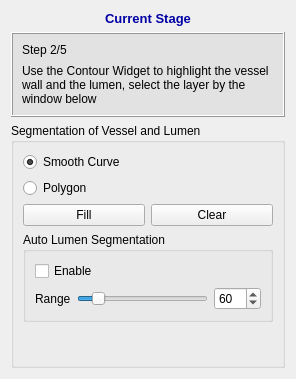
Above: codes/InteractorStyles/QInteractorStylePolygonDraw.ui from wuzhuobin/PlaqueQuant before the change. Below: the same form after it.
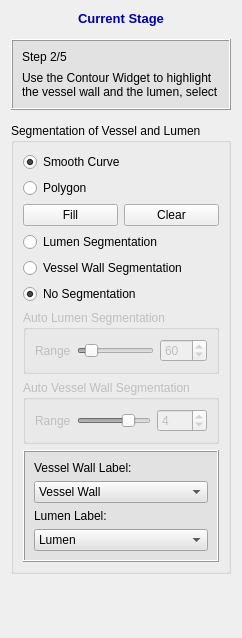
That is the form after the change. Icons and pictures are not drawn.

Commit message: tmp saving, now i am modifying the InteractorStylePolygonDraw

What changed in the file:
```diff
--- a/codes/InteractorStyles/QInteractorStylePolygonDraw.ui
+++ b/codes/InteractorStyles/QInteractorStylePolygonDraw.ui
@@ -1,21 +1,27 @@
 <?xml version="1.0" encoding="UTF-8"?>
 <ui version="4.0">
- <class>InteractorStylePolygonDraw</class>
- <widget class="QWidget" name="InteractorStylePolygonDraw">
+ <class>QInteractorStylePolygonDraw</class>
+ <widget class="QWidget" name="QInteractorStylePolygonDraw">
   <property name="geometry">
    <rect>
     <x>0</x>
     <y>0</y>
-    <width>296</width>
-    <height>379</height>
+    <width>234</width>
+    <height>638</height>
    </rect>
   </property>
   <property name="windowTitle">
-   <string>Contour</string>
+   <string>QInteractorStylePolygonDraw</string>
   </property>
-  <layout class="QVBoxLayout" name="verticalLayout">
+  <layout class="QVBoxLayout" name="verticalLayout_4">
    <item>
     <widget class="QLabel" name="label_21">
+     <property name="sizePolicy">
+      <sizepolicy hsizetype="Preferred" vsizetype="Fixed">
+       <horstretch>0</horstretch>
+       <verstretch>0</verstretch>
+      </sizepolicy>
+     </property>
      <property name="font">
       <font>
        <pointsize>10</pointsize>
@@ -33,6 +39,12 @@
    </item>
    <item>
     <widget class="QFrame" name="frame_5">
+     <property name="sizePolicy">
+      <sizepolicy hsizetype="Preferred" vsizetype="Fixed">
+       <horstretch>0</horstretch>
+       <verstretch>0</verstretch>
+      </sizepolicy>
+     </property>
      <property name="minimumSize">
       <size>
        <width>0</width>
@@ -70,6 +82,12 @@
          <layout class="QHBoxLayout" name="horizontalLayout_11">
           <item>
            <widget class="QLabel" name="label_23">
+            <property name="sizePolicy">
+             <sizepolicy hsizetype="Preferred" vsizetype="Minimum">
+              <horstretch>0</horstretch>
+              <verstretch>0</verstretch>
+             </sizepolicy>
+            </property>
             <property name="font">
              <font>
               <family>Arial</family>
@@ -86,6 +104,12 @@
       </item>
       <item>
        <widget class="QLabel" name="label_20">
+        <property name="sizePolicy">
+         <sizepolicy hsizetype="Preferred" vsizetype="Minimum">
+          <horstretch>0</horstretch>
+          <verstretch>0</verstretch>
+         </sizepolicy>
+        </property>
         <property name="text">
          <string>Use the Contour Widget to highlight the vessel wall and the lumen, select the layer by the window below</string>
         </property>
@@ -102,7 +126,7 @@
      <property name="title">
       <string>Segmentation of Vessel and Lumen</string>
      </property>
-     <layout class="QVBoxLayout" name="verticalLayout_4">
+     <layout class="QVBoxLayout" name="verticalLayout_3">
       <item>
        <widget class="QRadioButton" name="smoothCurveRadioButton">
         <property name="text">
@@ -111,6 +135,9 @@
         <property name="checked">
          <bool>true</bool>
         </property>
+        <attribute name="buttonGroup">
+         <string notr="true">buttonGroup</string>
+        </attribute>
        </widget>
       </item>
       <item>
@@ -118,6 +145,9 @@
         <property name="text">
          <string>Polygon</string>
         </property>
+        <attribute name="buttonGroup">
+         <string notr="true">buttonGroup</string>
+        </attribute>
        </widget>
       </item>
       <item>
@@ -138,19 +168,48 @@
         </item>
        </layout>
       </item>
+      <item>
+       <widget class="QRadioButton" name="radioButton">
+        <property name="text">
+         <string>Lumen Segmentation</string>
+        </property>
+        <attribute name="buttonGroup">
+         <string notr="true">buttonGroup_2</string>
+        </attribute>
+       </widget>
+      </item>
+      <item>
+       <widget class="QRadioButton" name="radioButton_2">
+        <property name="text">
+         <string>Vessel Wall Segmentation</string>
+        </property>
+        <attribute name="buttonGroup">
+         <string notr="true">buttonGroup_2</string>
+        </attribute>
+       </widget>
+      </item>
+      <item>
+       <widget class="QRadioButton" name="radioButton_3">
+        <property name="text">
+         <string>No Segmentation</string>
+        </property>
+        <property name="checked">
+         <bool>true</bool>
+        </property>
+        <attribute name="buttonGroup">
+         <string notr="true">buttonGroup_2</string>
+        </attribute>
+       </widget>
+      </item>
       <item>
        <widget class="QGroupBox" name="groupBox_6">
+        <property name="enabled">
+         <bool>false</bool>
+        </property>
         <property name="title">
          <string>Auto Lumen Segmentation </string>
         </property>
         <layout class="QVBoxLayout" name="verticalLayout_20">
-         <item>
-          <widget class="QCheckBox" name="autoLumenSegmentationCheckBox">
-           <property name="text">
-            <string>Enable</string>
-           </property>
-          </widget>
-         </item>
          <item>
           <layout class="QHBoxLayout" name="horizontalLayout_7">
            <item>
@@ -195,21 +254,193 @@
        </widget>
       </item>
       <item>
-       <spacer name="verticalSpacer_3">
-        <property name="orientation">
-         <enum>Qt::Vertical</enum>
+       <widget class="QGroupBox" name="groupBox">
+        <property name="enabled">
+         <bool>false</bool>
         </property>
-        <property name="sizeHint" stdset="0">
+        <property name="title">
+         <string>Auto Vessel Wall Segmentation</string>
+        </property>
+        <layout class="QVBoxLayout" name="verticalLayout">
+         <item>
+          <layout class="QHBoxLayout" name="horizontalLayout">
+           <item>
+            <widget class="QLabel" name="label">
+             <property name="text">
+              <string>Range</string>
+             </property>
+            </widget>
+           </item>
+           <item>
+            <widget class="QSlider" name="sliderVesselWallThickness">
+             <property name="minimum">
+              <number>1</number>
+             </property>
+             <property name="maximum">
+              <number>5</number>
+             </property>
+             <property name="value">
+              <number>4</number>
+             </property>
+             <property name="sliderPosition">
+              <number>4</number>
+             </property>
+             <property name="orientation">
+              <enum>Qt::Horizontal</enum>
+             </property>
+            </widget>
+           </item>
+           <item>
+            <widget class="QSpinBox" name="spinBoxVesselWallThickness">
+             <property name="minimumSize">
+              <size>
+               <width>50</width>
+               <height>0</height>
+              </size>
+             </property>
+             <property name="maximumSize">
+              <size>
+               <width>50</width>
+               <height>16777215</height>
+              </size>
+             </property>
+             <property name="minimum">
+              <number>1</number>
+             </property>
+             <property name="maximum">
+              <number>5</number>
+             </property>
+             <property name="value">
+              <number>4</number>
+             </property>
+            </widget>
+           </item>
+          </layout>
+         </item>
+        </layout>
+       </widget>
+      </item>
+      <item>
+       <widget class="QFrame" name="frame_4">
+        <property name="minimumSize">
          <size>
-          <width>20</width>
-          <height>302</height>
+          <width>0</width>
+          <height>0</height>
          </size>
         </property>
-       </spacer>
+        <property name="styleSheet">
+         <string notr="true">background-color: rgb(226, 226, 226)</string>
+        </property>
+        <property name="frameShape">
+         <enum>QFrame::Box</enum>
+        </property>
+        <property name="frameShadow">
+         <enum>QFrame::Raised</enum>
+        </property>
+        <layout class="QVBoxLayout" name="verticalLayout_2">
+         <property name="sizeConstraint">
+          <enum>QLayout::SetDefaultConstraint</enum>
+         </property>
+         <item>
+          <widget class="QLabel" name="activeLabelLabel">
+           <property name="font">
+            <font>
+             <family>Arial</family>
+            </font>
+           </property>
+           <property name="text">
+            <string>Vessel Wall Label:</string>
+           </property>
+          </widget>
+         </item>
+         <item>
+          <widget class="QComboBox" name="labelComboBox">
+           <property name="font">
+            <font>
+             <family>Arial</family>
+            </font>
+           </property>
+           <property name="iconSize">
+            <size>
+             <width>13</width>
+             <height>13</height>
+            </size>
+           </property>
+           <item>
+            <property name="text">
+             <string>Vessel Wall</string>
+            </property>
+            <property name="icon">
+             <iconset resource="../../resources/Project.qrc">
+              <normaloff>:/icons/bluebox.png</normaloff>:/icons/bluebox.png</iconset>
+            </property>
+           </item>
+          </widget>
+         </item>
+         <item>
+          <widget class="QLabel" name="lumenLabel">
+           <property name="font">
+            <font>
+             <family>Arial</family>
+            </font>
+           </property>
+           <property name="text">
+            <string>Lumen Label:</string>
+           </property>
+          </widget>
+         </item>
+         <item>
+          <widget class="QComboBox" name="lumenComboBox">
+           <property name="font">
+            <font>
+             <family>Arial</family>
+            </font>
+           </property>
+           <property name="iconSize">
+            <size>
+             <width>13</width>
+             <height>13</height>
+            </size>
+           </property>
+           <item>
+            <property name="text">
+             <string>Lumen</string>
+            </property>
+            <property name="icon">
+             <iconset resource="../../resources/Project.qrc">
+              <normaloff>:/icons/redbox.png</normaloff>:/icons/redbox.png</iconset>
+            </property>
+           </item>
+          </widget>
+         </item>
+        </layout>
+       </widget>
       </item>
      </layout>
+     <zorder>smoothCurveRadioButton</zorder>
+     <zorder>polygonRadionButton</zorder>
+     <zorder>groupBox_6</zorder>
+     <zorder>groupBox</zorder>
+     <zorder>radioButton</zorder>
+     <zorder>radioButton_2</zorder>
+     <zorder>radioButton_3</zorder>
+     <zorder>frame_4</zorder>
+     <zorder>frame_4</zorder>
     </widget>
    </item>
+   <item>
+    <spacer name="verticalSpacer">
+     <property name="orientation">
+      <enum>Qt::Vertical</enum>
+     </property>
+     <property name="sizeHint" stdset="0">
+      <size>
+       <width>20</width>
+       <height>77</height>
+      </size>
+     </property>
+    </spacer>
+   </item>
   </layout>
  </widget>
  <resources/>
```
Left out of the diff: 123 changed lines with no effect on the pictures. The commit also changes 7 other files.
